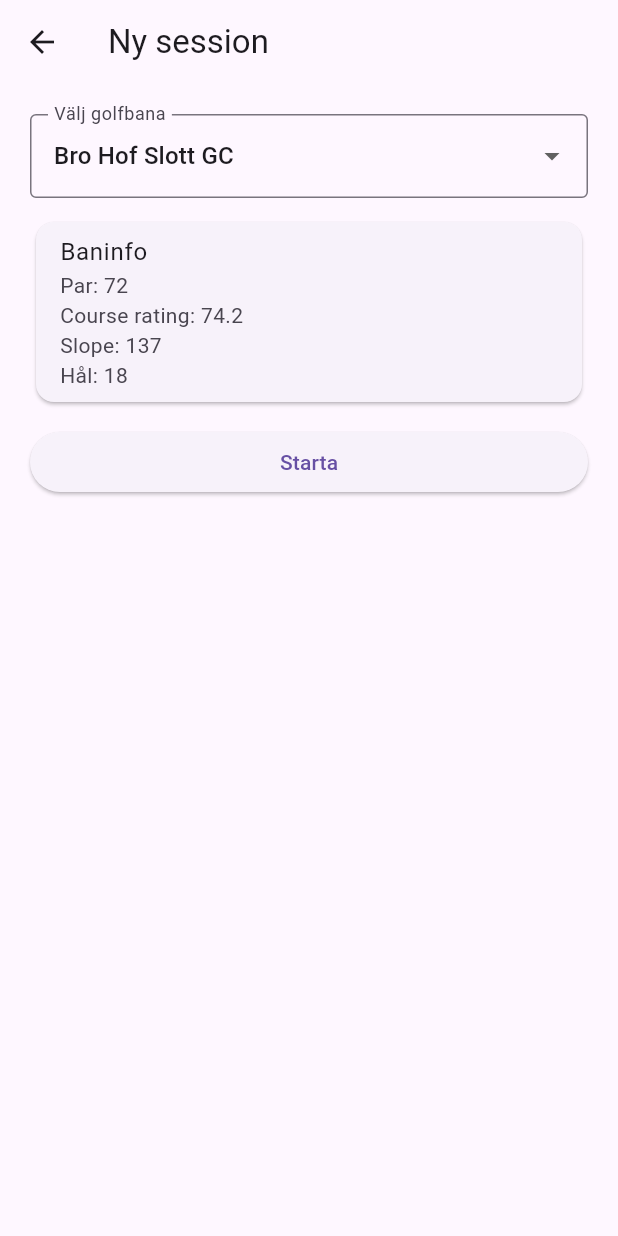
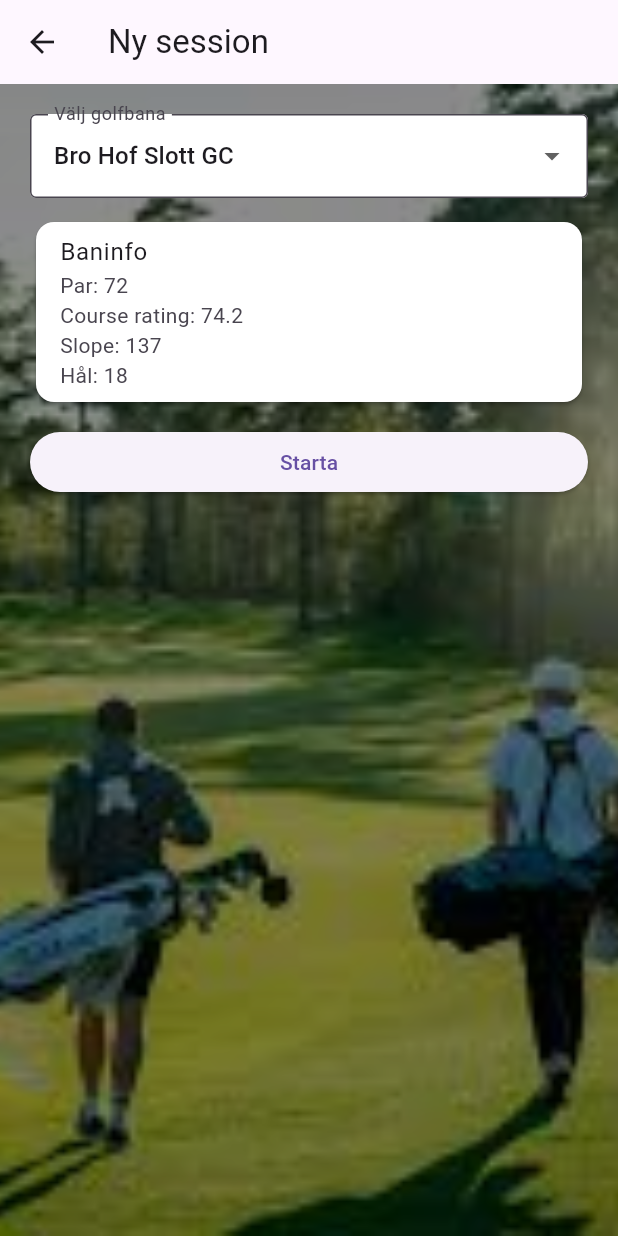
Before and after one commit to sucramdev/mycaddie, a Flutter app: the StartSessionScreen screen opened directly, on a phone screen of 412 x 824 dp. Run offline on Flutter 3.47's test engine with Material 3 defaults, Android fonts, the phone set to English and light mode, and no system bars; our stand-ins replace geolocator, google_maps_flutter, shared_preferences; accounts and stored records are empty.

Commit message:
Lade till en bild i bakgrunden på start_session_screen.dart

```diff
--- a/lib/views/start_session_screen.dart
+++ b/lib/views/start_session_screen.dart
@@ -123,7 +123,26 @@
 
     return Scaffold(
       appBar: AppBar(title: const Text("Ny session")),
-      body: Padding(
+      body: Stack(
+        children: [
+          /// BAKGRUNDSBILD
+          Positioned.fill(
+            child: Image.asset(
+              'assets/images/golfbild.jpg',
+              fit: BoxFit.cover,
+            ),
+          ),
+
+          /// MÖRK OVERLAY FÖR LÄSBARHET
+          Positioned.fill(
+            child: Container(
+              color: Colors.black.withOpacity(0.45),
+            ),
+          ),
+
+          /// INNEHÅLL
+          SafeArea(
+            child: Padding(
               padding: const EdgeInsets.all(20),
               child: ListView(
                 children: [
@@ -132,6 +151,8 @@
                     decoration: const InputDecoration(
                       labelText: "Välj golfbana",
                       border: OutlineInputBorder(),
+                      filled: true,
+                      fillColor: Colors.white,
                     ),
                     items: kCourses
                         .map(
@@ -145,9 +166,9 @@
                   ),
                   const SizedBox(height: 12),
 
-            // Visar vald ban-data (read-only), så användaren slipper skriva in
                   if (course != null) ...[
                     Card(
+                      color: Colors.white,
                       child: ListTile(
                         title: const Text("Baninfo"),
                         subtitle: Text(
@@ -168,6 +189,9 @@
                 ],
               ),
             ),
+          ),
+        ],
+      ),
     );
   }
 }
--- a/pubspec.yaml
+++ b/pubspec.yaml
@@ -26,3 +26,6 @@
 
 flutter:
   uses-material-design: true
+
+  assets:
+    - assets/images/golfbild.jpg
```
Also changed, not shown: assets/images/golfbild.jpg (added). Lines whose indentation alone changed are shown as unchanged.
